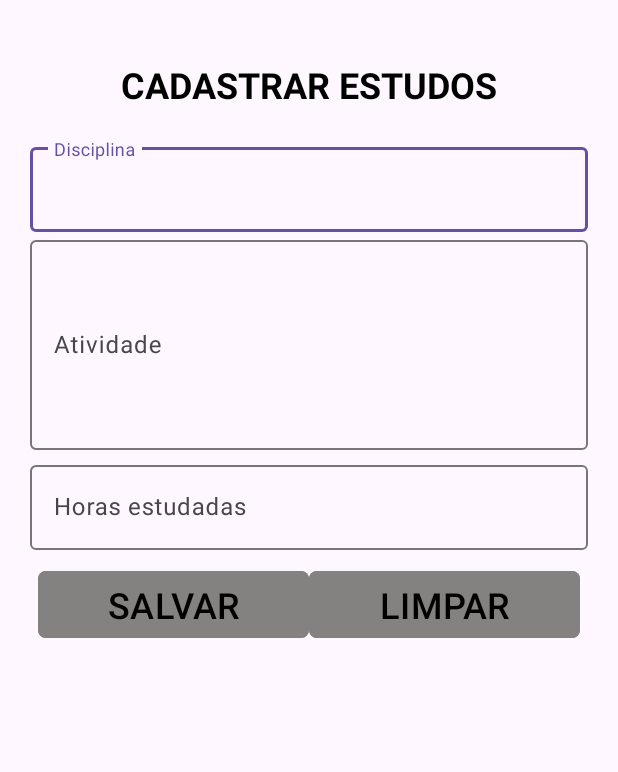
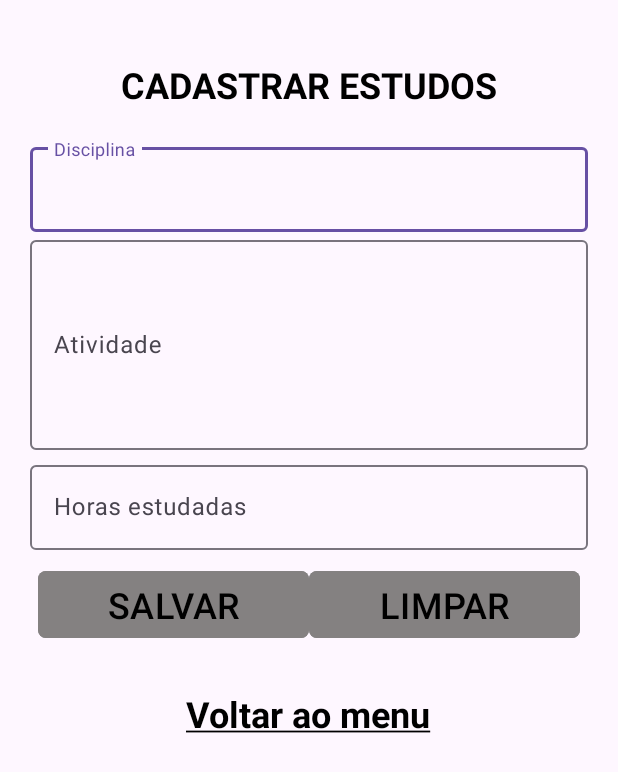
Before and after one commit to lndsilva/ControleEstudosApp, an Android app: the CadastrarEstudosActivity screen opened directly, with no data from a screen before it, on a phone screen of 412 x 824 dp. Shown: the top 772 px of the screen. Run offline under Robolectric (Android 15) with nearby library versions, the phone set to English and light mode, and no system bars; 1 statement that could not run was skipped.

Commit message:
cadastrar estudos

```diff
--- a/app/src/main/res/layout/cadastrar_estudos_layout.xml
+++ b/app/src/main/res/layout/cadastrar_estudos_layout.xml
@@ -87,4 +87,14 @@
             app:cornerRadius="5dp" />
     </LinearLayout>
 
+    <TextView
+        android:layout_width="wrap_content"
+        android:layout_height="wrap_content"
+        android:layout_gravity="center_horizontal"
+        android:layout_margin="20sp"
+        android:text="@string/voltar_ao_menu"
+        android:textColor="#000"
+        android:textSize="24sp"
+        android:textStyle="bold" />
+
 </LinearLayout>
--- a/app/src/main/res/values/strings.xml
+++ b/app/src/main/res/values/strings.xml
@@ -1,3 +1,5 @@
 <resources>
     <string name="app_name">MyApp</string>
+    <string name="voltar_ao_menu"><u>Voltar ao menu</u></string>
+
 </resources>
```
